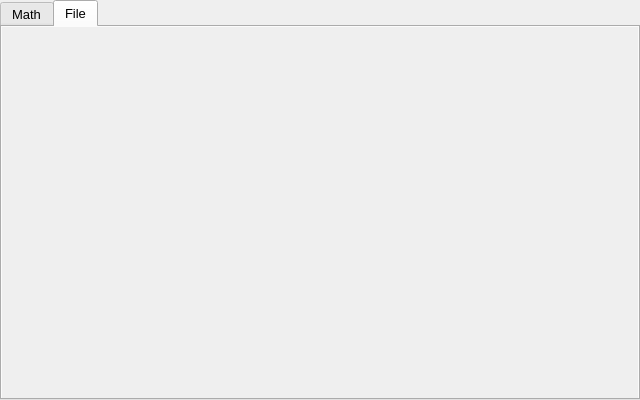
chen6556/ZSLBox, file src/ui/MainWindow.ui: the form before one commit.
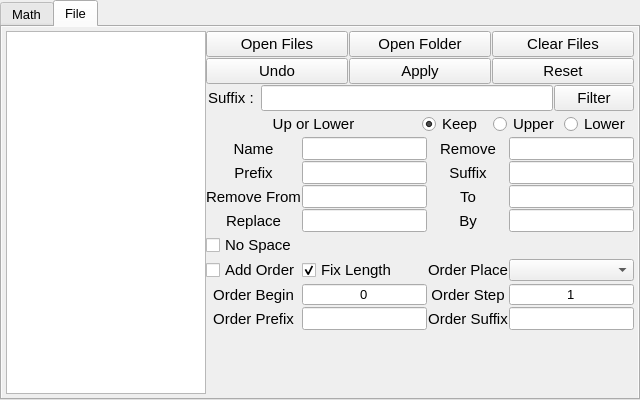
The form after the commit. The open tabs and pages were chosen to show the change.

The edit to the form file:
```diff
--- a/src/ui/MainWindow.ui
+++ b/src/ui/MainWindow.ui
@@ -505,6 +505,689 @@
              <height>372</height>
             </rect>
            </property>
+           <layout class="QHBoxLayout" name="horizontalLayout_3">
+            <property name="spacing">
+             <number>0</number>
+            </property>
+            <property name="leftMargin">
+             <number>4</number>
+            </property>
+            <property name="topMargin">
+             <number>4</number>
+            </property>
+            <property name="rightMargin">
+             <number>4</number>
+            </property>
+            <property name="bottomMargin">
+             <number>4</number>
+            </property>
+            <item>
+             <widget class="QListView" name="file_list">
+              <property name="minimumSize">
+               <size>
+                <width>180</width>
+                <height>0</height>
+               </size>
+              </property>
+              <property name="maximumSize">
+               <size>
+                <width>200</width>
+                <height>16777215</height>
+               </size>
+              </property>
+              <property name="font">
+               <font>
+                <pointsize>10</pointsize>
+               </font>
+              </property>
+              <property name="verticalScrollBarPolicy">
+               <enum>Qt::ScrollBarAlwaysOff</enum>
+              </property>
+              <property name="editTriggers">
+               <set>QAbstractItemView::NoEditTriggers</set>
+              </property>
+              <property name="showDropIndicator" stdset="0">
+               <bool>false</bool>
+              </property>
+              <property name="defaultDropAction">
+               <enum>Qt::IgnoreAction</enum>
+              </property>
+              <property name="selectionMode">
+               <enum>QAbstractItemView::NoSelection</enum>
+              </property>
+             </widget>
+            </item>
+            <item>
+             <layout class="QVBoxLayout" name="verticalLayout_4">
+              <property name="spacing">
+               <number>1</number>
+              </property>
+              <item>
+               <layout class="QGridLayout" name="gridLayout_3">
+                <item row="0" column="0">
+                 <widget class="QPushButton" name="open_files">
+                  <property name="font">
+                   <font>
+                    <pointsize>11</pointsize>
+                   </font>
+                  </property>
+                  <property name="text">
+                   <string>Open Files</string>
+                  </property>
+                 </widget>
+                </item>
+                <item row="0" column="4">
+                 <widget class="QPushButton" name="clear_files">
+                  <property name="font">
+                   <font>
+                    <pointsize>11</pointsize>
+                   </font>
+                  </property>
+                  <property name="text">
+                   <string>Clear Files</string>
+                  </property>
+                 </widget>
+                </item>
+                <item row="0" column="1">
+                 <widget class="QPushButton" name="open_folder">
+                  <property name="font">
+                   <font>
+                    <pointsize>11</pointsize>
+                   </font>
+                  </property>
+                  <property name="text">
+                   <string>Open Folder</string>
+                  </property>
+                 </widget>
+                </item>
+                <item row="1" column="0">
+                 <widget class="QPushButton" name="file_undo">
+                  <property name="font">
+                   <font>
+                    <pointsize>11</pointsize>
+                   </font>
+                  </property>
+                  <property name="text">
+                   <string>Undo</string>
+                  </property>
+                 </widget>
+                </item>
+                <item row="1" column="1">
+                 <widget class="QPushButton" name="file_apply">
+                  <property name="font">
+                   <font>
+                    <pointsize>11</pointsize>
+                   </font>
+                  </property>
+                  <property name="text">
+                   <string>Apply</string>
+                  </property>
+                 </widget>
+                </item>
+                <item row="1" column="4">
+                 <widget class="QPushButton" name="file_reset">
+                  <property name="font">
+                   <font>
+                    <pointsize>11</pointsize>
+                   </font>
+                  </property>
+                  <property name="text">
+                   <string>Reset</string>
+                  </property>
+                 </widget>
+                </item>
+               </layout>
+              </item>
+              <item>
+               <layout class="QHBoxLayout" name="horizontalLayout_4">
+                <item>
+                 <widget class="QLabel" name="label_23">
+                  <property name="minimumSize">
+                   <size>
+                    <width>54</width>
+                    <height>0</height>
+                   </size>
+                  </property>
+                  <property name="maximumSize">
+                   <size>
+                    <width>54</width>
+                    <height>16777215</height>
+                   </size>
+                  </property>
+                  <property name="font">
+                   <font>
+                    <pointsize>11</pointsize>
+                   </font>
+                  </property>
+                  <property name="text">
+                   <string>Suffix : </string>
+                  </property>
+                  <property name="alignment">
+                   <set>Qt::AlignCenter</set>
+                  </property>
+                 </widget>
+                </item>
+                <item>
+                 <widget class="QLineEdit" name="file_filter">
+                  <property name="font">
+                   <font>
+                    <pointsize>11</pointsize>
+                   </font>
+                  </property>
+                  <property name="alignment">
+                   <set>Qt::AlignCenter</set>
+                  </property>
+                 </widget>
+                </item>
+                <item>
+                 <widget class="QPushButton" name="filter_files">
+                  <property name="font">
+                   <font>
+                    <pointsize>11</pointsize>
+                   </font>
+                  </property>
+                  <property name="text">
+                   <string>Filter</string>
+                  </property>
+                 </widget>
+                </item>
+               </layout>
+              </item>
+              <item>
+               <layout class="QHBoxLayout" name="horizontalLayout_8">
+                <item>
+                 <widget class="QLabel" name="label_15">
+                  <property name="font">
+                   <font>
+                    <pointsize>11</pointsize>
+                   </font>
+                  </property>
+                  <property name="text">
+                   <string>Up or Lower</string>
+                  </property>
+                  <property name="alignment">
+                   <set>Qt::AlignCenter</set>
+                  </property>
+                 </widget>
+                </item>
+                <item>
+                 <widget class="QRadioButton" name="file_name_keep">
+                  <property name="maximumSize">
+                   <size>
+                    <width>70</width>
+                    <height>16777215</height>
+                   </size>
+                  </property>
+                  <property name="font">
+                   <font>
+                    <pointsize>11</pointsize>
+                   </font>
+                  </property>
+                  <property name="text">
+                   <string>Keep</string>
+                  </property>
+                  <property name="checked">
+                   <bool>true</bool>
+                  </property>
+                 </widget>
+                </item>
+                <item>
+                 <widget class="QRadioButton" name="file_name_upper">
+                  <property name="maximumSize">
+                   <size>
+                    <width>70</width>
+                    <height>16777215</height>
+                   </size>
+                  </property>
+                  <property name="font">
+                   <font>
+                    <pointsize>11</pointsize>
+                   </font>
+                  </property>
+                  <property name="text">
+                   <string>Upper</string>
+                  </property>
+                 </widget>
+                </item>
+                <item>
+                 <widget class="QRadioButton" name="file_name_lower">
+                  <property name="maximumSize">
+                   <size>
+                    <width>70</width>
+                    <height>16777215</height>
+                   </size>
+                  </property>
+                  <property name="font">
+                   <font>
+                    <pointsize>11</pointsize>
+                   </font>
+                  </property>
+                  <property name="text">
+                   <string>Lower</string>
+                  </property>
+                 </widget>
+                </item>
+               </layout>
+              </item>
+              <item>
+               <layout class="QGridLayout" name="gridLayout_2">
+                <item row="1" column="4">
+                 <widget class="QLineEdit" name="file_remove">
+                  <property name="font">
+                   <font>
+                    <pointsize>10</pointsize>
+                   </font>
+                  </property>
+                  <property name="alignment">
+                   <set>Qt::AlignCenter</set>
+                  </property>
+                 </widget>
+                </item>
+                <item row="3" column="0">
+                 <widget class="QLabel" name="label_13">
+                  <property name="font">
+                   <font>
+                    <pointsize>11</pointsize>
+                   </font>
+                  </property>
+                  <property name="text">
+                   <string>Remove From</string>
+                  </property>
+                  <property name="alignment">
+                   <set>Qt::AlignCenter</set>
+                  </property>
+                 </widget>
+                </item>
+                <item row="3" column="3">
+                 <widget class="QLabel" name="label_14">
+                  <property name="font">
+                   <font>
+                    <pointsize>11</pointsize>
+                   </font>
+                  </property>
+                  <property name="text">
+                   <string>To</string>
+                  </property>
+                  <property name="alignment">
+                   <set>Qt::AlignCenter</set>
+                  </property>
+                 </widget>
+                </item>
+                <item row="4" column="4">
+                 <widget class="QLineEdit" name="file_name_replace_dst">
+                  <property name="font">
+                   <font>
+                    <pointsize>10</pointsize>
+                   </font>
+                  </property>
+                  <property name="alignment">
+                   <set>Qt::AlignCenter</set>
+                  </property>
+                 </widget>
+                </item>
+                <item row="7" column="0">
+                 <widget class="QLabel" name="label_18">
+                  <property name="font">
+                   <font>
+                    <pointsize>11</pointsize>
+                   </font>
+                  </property>
+                  <property name="text">
+                   <string>Order Begin</string>
+                  </property>
+                  <property name="alignment">
+                   <set>Qt::AlignCenter</set>
+                  </property>
+                 </widget>
+                </item>
+                <item row="8" column="0">
+                 <widget class="QLabel" name="label_19">
+                  <property name="font">
+                   <font>
+                    <pointsize>11</pointsize>
+                   </font>
+                  </property>
+                  <property name="text">
+                   <string>Order Prefix</string>
+                  </property>
+                  <property name="alignment">
+                   <set>Qt::AlignCenter</set>
+                  </property>
+                 </widget>
+                </item>
+                <item row="8" column="3">
+                 <widget class="QLabel" name="label_20">
+                  <property name="font">
+                   <font>
+                    <pointsize>11</pointsize>
+                   </font>
+                  </property>
+                  <property name="text">
+                   <string>Order Suffix</string>
+                  </property>
+                  <property name="alignment">
+                   <set>Qt::AlignCenter</set>
+                  </property>
+                 </widget>
+                </item>
+                <item row="6" column="4">
+                 <widget class="QComboBox" name="file_order_place"/>
+                </item>
+                <item row="3" column="2">
+                 <widget class="QLineEdit" name="file_remove_from">
+                  <property name="font">
+                   <font>
+                    <pointsize>10</pointsize>
+                   </font>
+                  </property>
+                  <property name="alignment">
+                   <set>Qt::AlignCenter</set>
+                  </property>
+                 </widget>
+                </item>
+                <item row="8" column="4">
+                 <widget class="QLineEdit" name="file_order_suffix">
+                  <property name="font">
+                   <font>
+                    <pointsize>10</pointsize>
+                   </font>
+                  </property>
+                  <property name="alignment">
+                   <set>Qt::AlignCenter</set>
+                  </property>
+                 </widget>
+                </item>
+                <item row="3" column="4">
+                 <widget class="QLineEdit" name="file_remove_to">
+                  <property name="font">
+                   <font>
+                    <pointsize>10</pointsize>
+                   </font>
+                  </property>
+                  <property name="alignment">
+                   <set>Qt::AlignCenter</set>
+                  </property>
+                 </widget>
+                </item>
+                <item row="4" column="0">
+                 <widget class="QLabel" name="label_16">
+                  <property name="font">
+                   <font>
+                    <pointsize>11</pointsize>
+                   </font>
+                  </property>
+                  <property name="text">
+                   <string>Replace</string>
+                  </property>
+                  <property name="alignment">
+                   <set>Qt::AlignCenter</set>
+                  </property>
+                 </widget>
+                </item>
+                <item row="4" column="3">
+                 <widget class="QLabel" name="label_17">
+                  <property name="font">
+                   <font>
+                    <pointsize>11</pointsize>
+                   </font>
+                  </property>
+                  <property name="text">
+                   <string>By</string>
+                  </property>
+                  <property name="alignment">
+                   <set>Qt::AlignCenter</set>
+                  </property>
+                 </widget>
+                </item>
+                <item row="7" column="3">
+                 <widget class="QLabel" name="label_21">
+                  <property name="font">
+                   <font>
+                    <pointsize>11</pointsize>
+                   </font>
+                  </property>
+                  <property name="text">
+                   <string>Order Step</string>
+                  </property>
+                  <property name="alignment">
+                   <set>Qt::AlignCenter</set>
+                  </property>
+                 </widget>
+                </item>
+                <item row="8" column="2">
+                 <widget class="QLineEdit" name="file_order_prefix">
+                  <property name="font">
+                   <font>
+                    <pointsize>10</pointsize>
+                   </font>
+                  </property>
+                  <property name="alignment">
+                   <set>Qt::AlignCenter</set>
+                  </property>
+                 </widget>
+                </item>
+                <item row="1" column="3">
+                 <widget class="QLabel" name="label_12">
+                  <property name="font">
+                   <font>
+                    <pointsize>11</pointsize>
+                   </font>
+                  </property>
+                  <property name="text">
+                   <string>Remove</string>
+                  </property>
+                  <property name="alignment">
+                   <set>Qt::AlignCenter</set>
+                  </property>
+                 </widget>
+                </item>
+                <item row="2" column="2">
+                 <widget class="QLineEdit" name="file_prefix">
+                  <property name="font">
+                   <font>
+                    <pointsize>10</pointsize>
+                   </font>
+                  </property>
+                  <property name="alignment">
+                   <set>Qt::AlignCenter</set>
+                  </property>
+                 </widget>
+                </item>
+                <item row="2" column="3">
+                 <widget class="QLabel" name="label_10">
+                  <property name="font">
+                   <font>
+                    <pointsize>11</pointsize>
+                   </font>
+                  </property>
+                  <property name="text">
+                   <string>Suffix</string>
+                  </property>
+                  <property name="alignment">
+                   <set>Qt::AlignCenter</set>
+                  </property>
+                 </widget>
+                </item>
+                <item row="1" column="2">
+                 <widget class="QLineEdit" name="file_name">
+                  <property name="font">
+                   <font>
+                    <pointsize>10</pointsize>
+                   </font>
+                  </property>
+                  <property name="alignment">
+                   <set>Qt::AlignCenter</set>
+                  </property>
+                 </widget>
+                </item>
+                <item row="7" column="2">
+                 <widget class="QSpinBox" name="file_order_begin">
+                  <property name="font">
+                   <font>
+                    <pointsize>10</pointsize>
+                   </font>
+                  </property>
+                  <property name="alignment">
+                   <set>Qt::AlignCenter</set>
+                  </property>
+                  <property name="buttonSymbols">
+                   <enum>QAbstractSpinBox::NoButtons</enum>
+                  </property>
+                  <property name="maximum">
+                   <number>999999999</number>
+                  </property>
+                 </widget>
+                </item>
+                <item row="1" column="0">
+                 <widget class="QLabel" name="label_11">
+                  <property name="font">
+                   <font>
+                    <pointsize>11</pointsize>
+                   </font>
+                  </property>
+                  <property name="text">
+                   <string>Name</string>
+                  </property>
+                  <property name="alignment">
+                   <set>Qt::AlignCenter</set>
+                  </property>
+                 </widget>
+                </item>
+                <item row="7" column="4">
+                 <widget class="QSpinBox" name="file_order_step">
+                  <property name="font">
+                   <font>
+                    <pointsize>10</pointsize>
+                   </font>
+                  </property>
+                  <property name="alignment">
+                   <set>Qt::AlignCenter</set>
+                  </property>
+                  <property name="buttonSymbols">
+                   <enum>QAbstractSpinBox::NoButtons</enum>
+                  </property>
+                  <property name="minimum">
+                   <number>-100</number>
+                  </property>
+                  <property name="maximum">
+                   <number>100</number>
+                  </property>
+                  <property name="value">
+                   <number>1</number>
+                  </property>
+                 </widget>
+                </item>
+                <item row="2" column="4">
+                 <widget class="QLineEdit" name="file_suffix">
+                  <property name="font">
+                   <font>
+                    <pointsize>10</pointsize>
+                   </font>
+                  </property>
+                  <property name="alignment">
+                   <set>Qt::AlignCenter</set>
+                  </property>
+                 </widget>
+                </item>
+                <item row="6" column="3">
+                 <widget class="QLabel" name="label_22">
+                  <property name="font">
+                   <font>
+                    <pointsize>11</pointsize>
+                   </font>
+                  </property>
+                  <property name="text">
+                   <string>Order Place</string>
+                  </property>
+                  <property name="alignment">
+                   <set>Qt::AlignCenter</set>
+                  </property>
+                 </widget>
+                </item>
+                <item row="4" column="2">
+                 <widget class="QLineEdit" name="file_name_replace_src">
+                  <property name="font">
+                   <font>
+                    <pointsize>10</pointsize>
+                   </font>
+                  </property>
+                  <property name="alignment">
+                   <set>Qt::AlignCenter</set>
+                  </property>
+                 </widget>
+                </item>
+                <item row="2" column="0">
+                 <widget class="QLabel" name="label_9">
+                  <property name="font">
+                   <font>
+                    <pointsize>11</pointsize>
+                   </font>
+                  </property>
+                  <property name="text">
+                   <string>Prefix</string>
+                  </property>
+                  <property name="alignment">
+                   <set>Qt::AlignCenter</set>
+                  </property>
+                 </widget>
+                </item>
+                <item row="5" column="0">
+                 <widget class="QCheckBox" name="file_remove_space">
+                  <property name="font">
+                   <font>
+                    <pointsize>11</pointsize>
+                   </font>
+                  </property>
+                  <property name="text">
+                   <string>No Space</string>
+                  </property>
+                 </widget>
+                </item>
+                <item row="6" column="0">
+                 <widget class="QCheckBox" name="file_add_order">
+                  <property name="font">
+                   <font>
+                    <pointsize>11</pointsize>
+                   </font>
+                  </property>
+                  <property name="text">
+                   <string>Add Order</string>
+                  </property>
+                 </widget>
+                </item>
+                <item row="6" column="2">
+                 <widget class="QCheckBox" name="file_fix_order_len">
+                  <property name="font">
+                   <font>
+                    <pointsize>11</pointsize>
+                   </font>
+                  </property>
+                  <property name="text">
+                   <string>Fix Length</string>
+                  </property>
+                  <property name="checked">
+                   <bool>true</bool>
+                  </property>
+                 </widget>
+                </item>
+               </layout>
+              </item>
+              <item>
+               <spacer name="verticalSpacer_2">
+                <property name="orientation">
+                 <enum>Qt::Vertical</enum>
+                </property>
+                <property name="sizeHint" stdset="0">
+                 <size>
+                  <width>20</width>
+                  <height>40</height>
+                 </size>
+                </property>
+               </spacer>
+              </item>
+             </layout>
+            </item>
+           </layout>
           </widget>
          </widget>
         </item>
```
Left out of the diff: 206 changed lines with no effect on the pictures.
